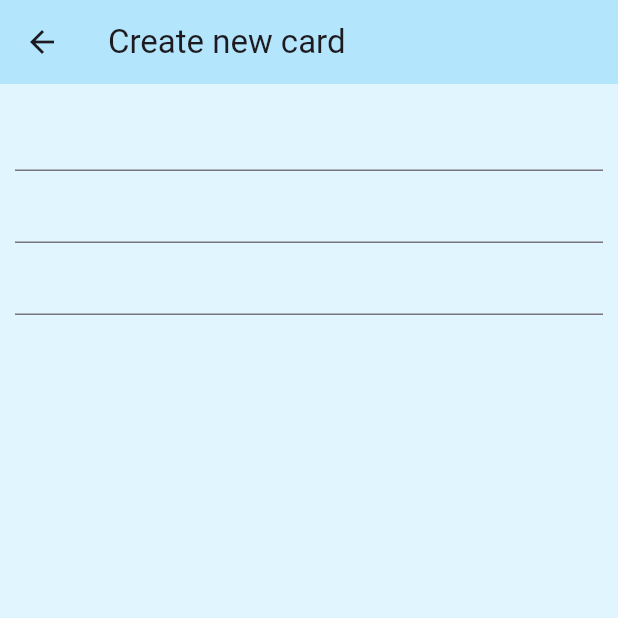
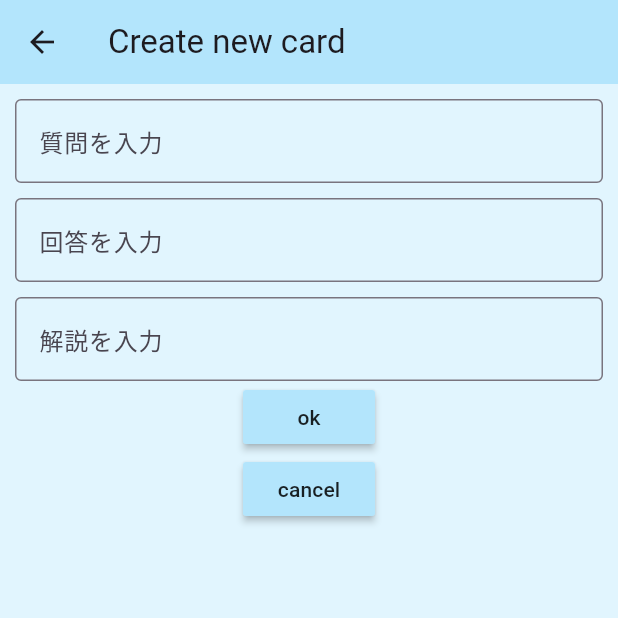
Before and after one commit to 54-xenon/AnkiCards-Flutter, a Flutter app: the screen it shows after launch, after a tap on the "add" icon, on a phone screen of 412 x 824 dp, the top half of it. Run offline on Flutter 3.47's test engine with Material 3 defaults, Android fonts, the phone set to English and light mode, and no system bars; our stand-ins replace flutter_slidable.

Commit message:
カードの追加と削除を実装

```diff
--- a/lib/screens/create_page.dart
+++ b/lib/screens/create_page.dart
@@ -1,7 +1,18 @@
+import 'package:ankicards/screens/home_page.dart';
+import 'package:ankicards/widget/buttonContainer.dart';
 import 'package:flutter/material.dart';
 
-class CreatePage extends StatelessWidget {
+class CreatePage extends StatefulWidget {
   const CreatePage({super.key});
+
+  @override
+  State<CreatePage> createState() => _CreatePageState();
+}
+
+class _CreatePageState extends State<CreatePage> {
+  final TextEditingController _controllerQ = TextEditingController();
+  final TextEditingController _controllerA = TextEditingController();
+  final TextEditingController _controllerE = TextEditingController();
 
   @override
   Widget build(BuildContext context) {
@@ -13,20 +24,53 @@ class CreatePage extends StatelessWidget {
       ),
       body: Padding(
         padding: const EdgeInsets.all(10),
-        child: Container(
-          child: Column(
-            children: [
-              // question
-              TextField(),
+        child: Column(
+          children: [
+            // question
+            TextField(
+              controller: _controllerQ,
+              decoration: InputDecoration(
+                border: OutlineInputBorder(),
+                hintText: "質問を入力"
+              ),
+            ),
 
-              // answer
-              TextField(),
+            SizedBox(height: 10),
+            // answer
+            TextField(
+              controller: _controllerA,
+              decoration: InputDecoration(
+                border: OutlineInputBorder(),
+                hintText: "回答を入力"
+              ),
+            ),
+            SizedBox(height: 10),
+            // explation
+            TextField(
+              controller: _controllerE,
+              decoration: InputDecoration(
+                border: OutlineInputBorder(),
+                hintText: "解説を入力"
+              ),
+            ),
+            // taped ok button -> リストに追加して、home_pageのListViewをsetStateで更新
+            MyButton(text: "ok", onPressed: () {
+              // 直接値を渡すのではなく、一度定数を定義してそこに移して直接contextの後に渡す引数は1つだけにする
+              final question = _controllerQ.text;
+              final answer = _controllerA.text;
+              final explanation = _controllerE.text;
 
-              // explation
-              TextField(),
+              final newCard = [question, answer, explanation];
+              Navigator.pop(context, newCard);
+              // textContollorの確認用 -> コンソールに出力されたことを確認済み
+              // print("入力された内容は:");
+              // print(_controllerQ);
+              // print(_controllerA);
+              // print(_controllerE);
+            }),
+            MyButton(text: "cancel", onPressed: () => Navigator.pop(context)),
 
-            ],
-          )
+          ],
         ),
       ),
     );
--- a/lib/screens/home_page.dart
+++ b/lib/screens/home_page.dart
@@ -14,6 +14,14 @@ class _HomePageState extends State<HomePage> {
     // id, question, answer, explanation
     ['日本で一番一番高い山は？', '富士山', '日本で一番高い山は富士山です。実は富士山は登山の難易度が非常に高いことでも有名です'],
   ];
+
+  // カードを削除
+  void deleteAction(int index) {
+    setState(() {
+      cardList.removeAt(index);
+    });
+  }
+
 
   // カードを追加する関数
   @override
@@ -32,6 +40,7 @@ class _HomePageState extends State<HomePage> {
               question: cardList[index][0],
               answer: cardList[index][1],
               explanation: cardList[index][2],
+              deleteCard: (context) => deleteAction(index),
             );
           },
         ),
@@ -39,7 +48,15 @@ class _HomePageState extends State<HomePage> {
       floatingActionButton: FloatingActionButton(
         child: Icon(Icons.add),
         // カードの作成画面へ移動する
-        onPressed: () => Navigator.of(context).push(MaterialPageRoute(builder: (context) => CreatePage())),
+        onPressed: () async {
+          final newCard = await Navigator.push(context, MaterialPageRoute(builder: (context) => CreatePage()));
+
+          if (newCard != null) {
+            setState(() {
+              cardList.add(newCard);
+            });
+          }
+        },
       ),
     );
   }
--- a/lib/widget/buttonContainer.dart
+++ b/lib/widget/buttonContainer.dart
@@ -1,9 +1,9 @@
 import 'package:flutter/material.dart';
 
-class MyWidget extends StatelessWidget {
+class MyButton extends StatelessWidget {
   final String text;
   VoidCallback onPressed;
-  MyWidget({
+  MyButton({
     super.key,
     required this.text,
     required this.onPressed
--- a/lib/widget/cardCotainer.dart
+++ b/lib/widget/cardCotainer.dart
@@ -1,15 +1,18 @@
 import 'package:flutter/material.dart';
+import 'package:flutter_slidable/flutter_slidable.dart';
 
 class Cardcotainer extends StatelessWidget {
 
   final String question;
   final String answer;
   final String explanation;
-  const Cardcotainer({
+  Function(BuildContext) deleteCard;
+  Cardcotainer({
     super.key,
     required this.question,
     required this.answer,
-    required this.explanation
+    required this.explanation,
+    required this.deleteCard,
   });
 
   @override
@@ -17,7 +20,21 @@ class Cardcotainer extends StatelessWidget {
     return Padding(
       // question
       padding: const EdgeInsets.only(top: 15, left: 10, right: 10),
+      child: Slidable(
+        endActionPane: ActionPane(
+          motion: const ScrollMotion(),
+          children: [
+            SlidableAction(
+              onPressed: deleteCard,
+              backgroundColor: Colors.red,
+              borderRadius: BorderRadius.circular(12),
+              icon: Icons.delete,
+            ),
+          ],
+        ),
         child: Container(
+          // Slidabelを使うと、widgetの幅がおかしくなるから一派いっぱいまで指定しておく
+          width: double.infinity,
           padding: const EdgeInsets.all(25),
           decoration: BoxDecoration(
             color: Colors.lightBlue[100],
@@ -41,6 +58,7 @@ class Cardcotainer extends StatelessWidget {
             ],
           ),
         ),
+      ),
     );
   }
 }
--- a/pubspec.yaml
+++ b/pubspec.yaml
@@ -34,6 +34,7 @@ dependencies:
   # The following adds the Cupertino Icons font to your application.
   # Use with the CupertinoIcons class for iOS style icons.
   cupertino_icons: ^1.0.8
+  flutter_slidable: ^4.0.3
 
 dev_dependencies:
   flutter_test:
```
Also changed, not shown: pubspec.lock. Lines whose indentation alone changed are shown as unchanged.
